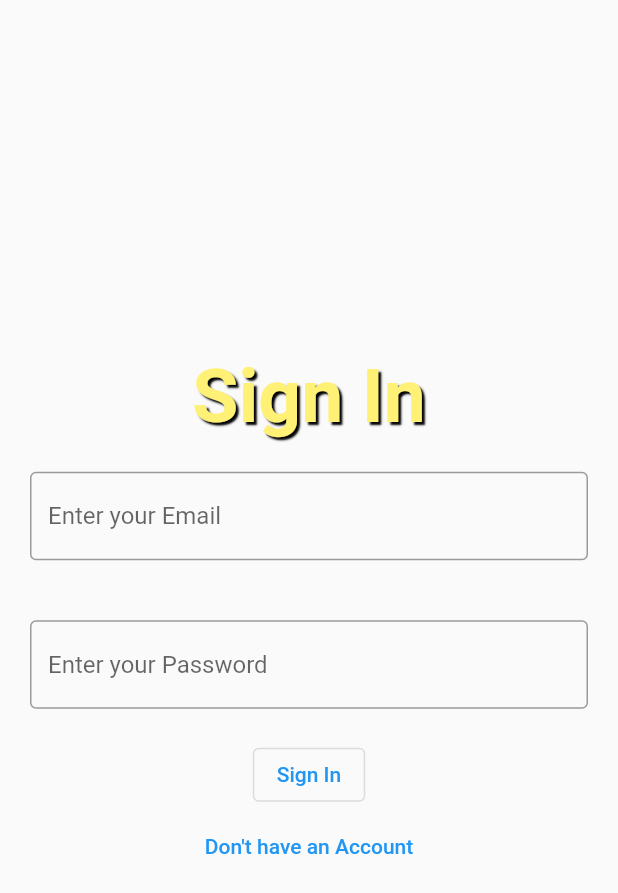
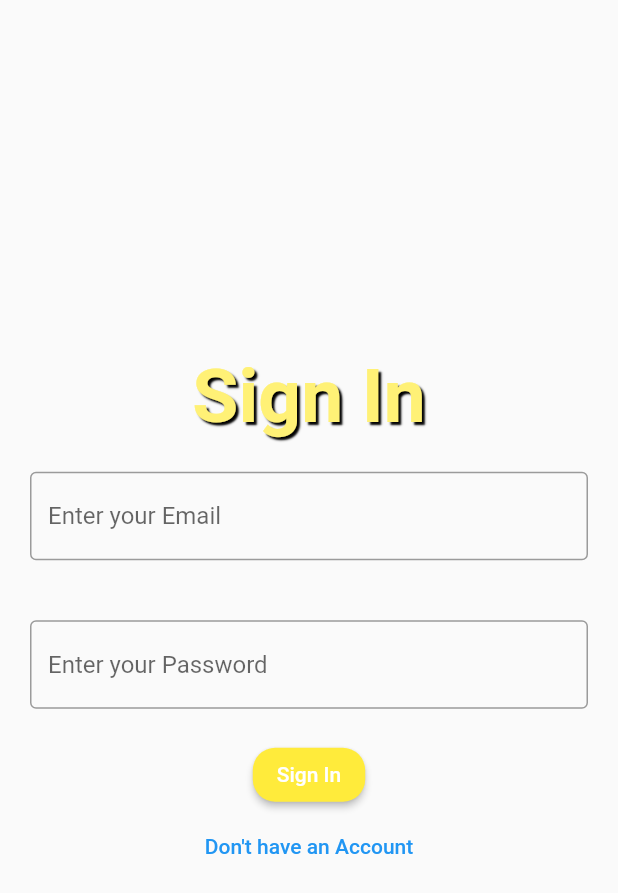
Before and after one commit to SumedhBengale/crossclip, a Flutter app: the screen it shows after launch, on a phone screen of 412 x 824 dp. Shown: the top 893 px of the screen. Run offline on Flutter 3.47's test engine with Material 2 defaults, Android fonts, the phone set to English and light mode, and no system bars; our stand-ins replace cloud_firestore, firebase_auth, firebase_core; accounts and stored records are empty.

Commit message:
Created UI for Clipboard and Improved the Sign In and Sign Up Pages. Add, Copy and Dismiss functionality not added yet.

```diff
--- a/lib/pages/authenticate/sign_in.dart
+++ b/lib/pages/authenticate/sign_in.dart
@@ -56,7 +56,16 @@ class _SignInState extends State<SignIn> {
                               hintText: 'Enter your Password',
                             ),
                           )),
-                      OutlinedButton(
+                      ElevatedButton(
+                        style: ButtonStyle(
+                          shape: MaterialStateProperty.all(
+                              RoundedRectangleBorder(
+                                  borderRadius: BorderRadius.circular(15))),
+                          overlayColor:
+                              MaterialStateProperty.all<Color>(Colors.white),
+                          backgroundColor:
+                              MaterialStateProperty.all<Color>(Colors.yellow),
+                        ),
                         onPressed: () {
                           print(emailController.text);
                           print(passwordController.text);
```
Also changed, not shown: lib/pages/authenticate/sign_up.dart (+10 -1 lines), lib/pages/homepage/clipboard.dart (+42 -3 lines), lib/pages/homepage/homepage.dart (+21 -3 lines).
